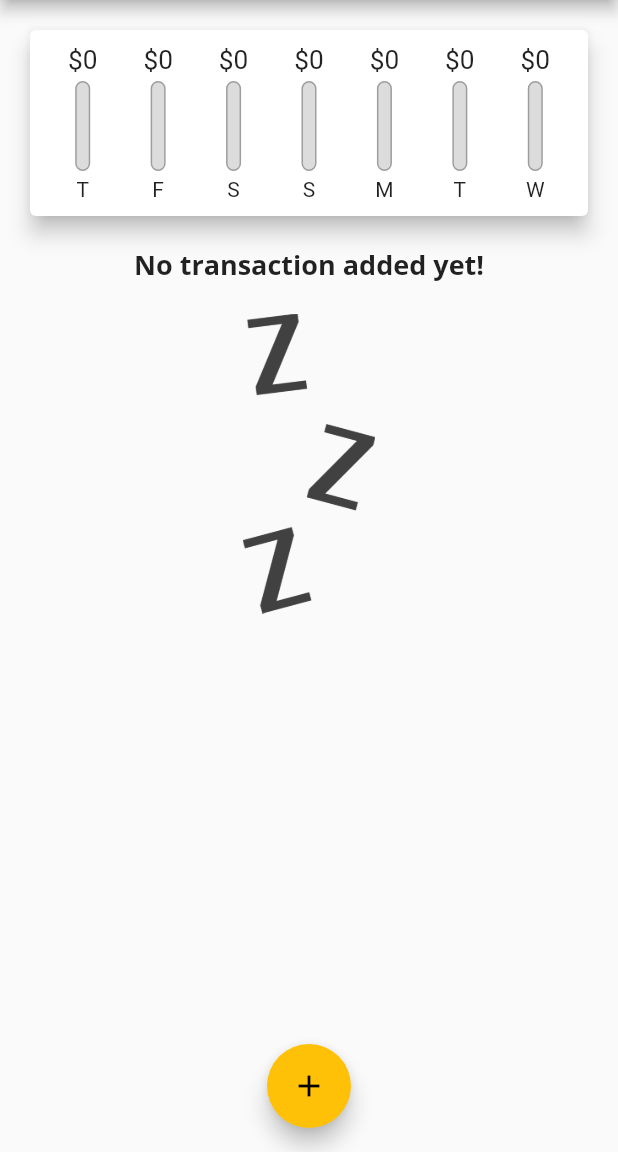
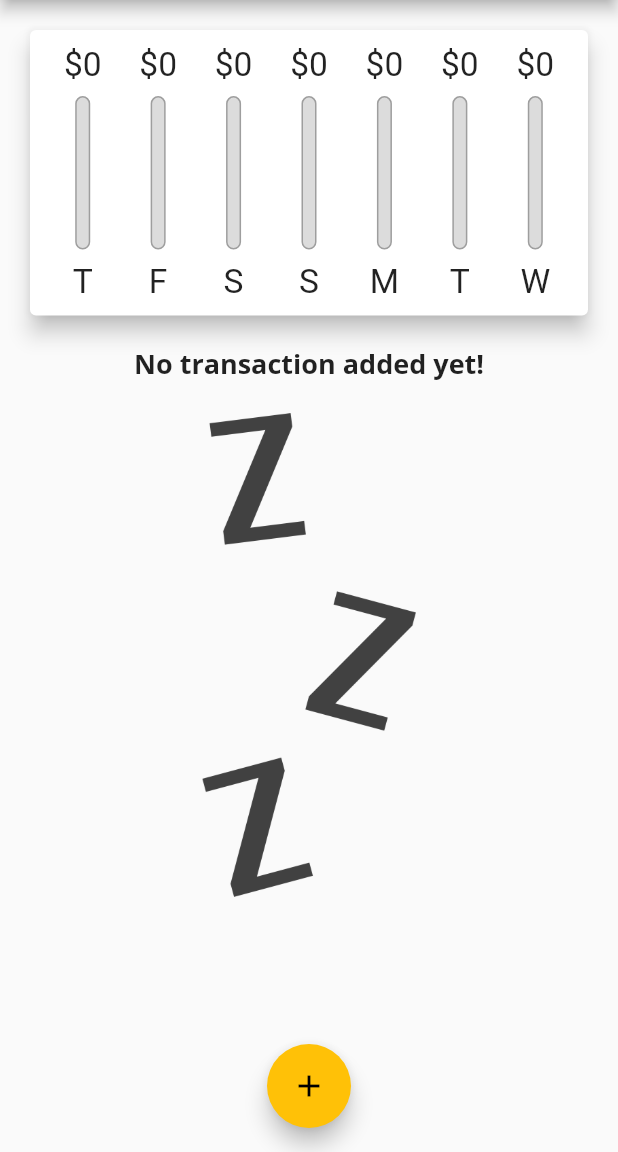
Before and after one commit to Manan1707/Expense-flutter, a Flutter app: the screen it shows after launch, on a phone screen of 412 x 824 dp, the part 84-1236 px from its top. Run offline on Flutter 3.47's test engine with Material 2 defaults, Android fonts, the phone set to English and light mode, and no system bars.

Commit message:
Updated to Responsive app.

```diff
--- a/lib/main.dart
+++ b/lib/main.dart
@@ -1,10 +1,18 @@
+import 'dart:io';
 import 'package:flutter/material.dart';
 import './widgets/transaction_list.dart';
 import './widgets/new_transaction.dart';
 import './widgets/chart.dart';
 import './models/transaction.dart';
 
-void main() => runApp(MyApp());
+void main() {
+  // WidgetsFlutterBinding.ensureInitialized();
+  // SystemChrome.setPreferredOrientations([
+  //   DeviceOrientation.portraitUp,
+  //   DeviceOrientation.portraitDown,
+  // ]);
+  runApp(MyApp());
+}
 
 class MyApp extends StatelessWidget {
   @override
@@ -58,6 +66,8 @@ class _MyHomePageState extends State<MyHomePage> {
     }).toList();
   }
 
+  bool _showChart = false;
+
   void _addNewTransaction(
       String txTitle, double txAmount, DateTime chosenDate) {
     final newTx = Transaction(
@@ -95,8 +105,9 @@ class _MyHomePageState extends State<MyHomePage> {
 
   @override
   Widget build(BuildContext context) {
-    return Scaffold(
-      appBar: AppBar(
+    final mediaQuery = MediaQuery.of(context);
+    final isLandScape = mediaQuery.orientation == Orientation.landscape;
+    final appBar = AppBar(
       title: Text(
         'Personal Expenses',
       ),
@@ -106,19 +117,63 @@ class _MyHomePageState extends State<MyHomePage> {
           icon: Icon(Icons.add),
         )
       ],
-      ),
+    );
+    final txListWidget = Container(
+      height: (mediaQuery.size.height -
+              appBar.preferredSize.height -
+              mediaQuery.padding.top) *
+          0.7,
+      child: TransactionList(_userTransactions, _deleteTransaction),
+    );
+    return Scaffold(
+      appBar: appBar,
       body: SingleChildScrollView(
         child: Column(
           // mainAxisAlignment: MainAxisAlignment.spaceAround,
           crossAxisAlignment: CrossAxisAlignment.stretch,
           children: <Widget>[
-            Chart(_recentTransaction),
-            TransactionList(_userTransactions, _deleteTransaction),
+            if (isLandScape)
+              Row(
+                mainAxisAlignment: MainAxisAlignment.center,
+                children: <Widget>[
+                  Text("Show chart"),
+                  Switch.adaptive(
+                    activeColor: Theme.of(context).accentColor,
+                    value: _showChart,
+                    onChanged: (value) {
+                      setState(() {
+                        _showChart = value;
+                      });
+                    },
+                  ),
+                ],
+              ),
+            if (!isLandScape)
+              Container(
+                height: (mediaQuery.size.height -
+                        appBar.preferredSize.height -
+                        mediaQuery.padding.top) *
+                    0.3,
+                child: Chart(_recentTransaction),
+              ),
+            if (!isLandScape) txListWidget,
+            if (isLandScape)
+              _showChart
+                  ? Container(
+                      height: (mediaQuery.size.height -
+                              appBar.preferredSize.height -
+                              mediaQuery.padding.top) *
+                          0.7,
+                      child: Chart(_recentTransaction),
+                    )
+                  : txListWidget,
           ],
         ),
       ),
       floatingActionButtonLocation: FloatingActionButtonLocation.centerFloat,
-      floatingActionButton: FloatingActionButton(
+      floatingActionButton: Platform.isIOS
+          ? Container()
+          : FloatingActionButton(
               child: Icon(Icons.add),
               onPressed: () => _startAddNewTransaction(context),
             ),
--- a/lib/widgets/chart_bar.dart
+++ b/lib/widgets/chart_bar.dart
@@ -1,4 +1,5 @@
 import 'package:flutter/material.dart';
+import 'package:flutter/rendering.dart';
 
 class ChartBar extends StatelessWidget {
   final String label;
@@ -9,19 +10,21 @@ class ChartBar extends StatelessWidget {
 
   @override
   Widget build(BuildContext context) {
+    return LayoutBuilder(
+      builder: (ctx, constraints) {
         return Column(
           children: <Widget>[
             Container(
-          height: 20,
+              height: constraints.maxHeight * 0.15,
               child: FittedBox(
                 child: Text("\$${spendingAmount.toStringAsFixed(0)}"),
               ),
             ),
             SizedBox(
-          height: 4,
+              height: constraints.maxHeight * 0.05,
             ),
             Container(
-          height: 60,
+              height: constraints.maxHeight * 0.6,
               width: 10,
               child: Stack(
                 children: <Widget>[
@@ -48,10 +51,17 @@ class ChartBar extends StatelessWidget {
               ),
             ),
             SizedBox(
-          height: 4,
+              height: constraints.maxHeight * 0.05,
             ),
-        Text(label),
+            Container(
+              height: constraints.maxHeight * 0.15,
+              child: FittedBox(
+                child: Text(label),
+              ),
+            ),
           ],
+        );
+      },
     );
   }
 }
--- a/lib/widgets/new_transaction.dart
+++ b/lib/widgets/new_transaction.dart
@@ -57,10 +57,16 @@ class _NewTransactionState extends State<NewTransaction> {
 
   @override
   Widget build(BuildContext context) {
-    return Card(
+    return SingleChildScrollView(
+      child: Card(
         elevation: 5,
         child: Container(
-        padding: EdgeInsets.all(10),
+          padding: EdgeInsets.only(
+            top: 10,
+            left: 10,
+            right: 10,
+            bottom: MediaQuery.of(context).viewInsets.bottom + 10,
+          ),
           child: Column(
             crossAxisAlignment: CrossAxisAlignment.end,
             children: <Widget>[
@@ -111,6 +117,7 @@ class _NewTransactionState extends State<NewTransaction> {
             ],
           ),
         ),
+      ),
     );
   }
 }
--- a/lib/widgets/transaction_list.dart
+++ b/lib/widgets/transaction_list.dart
@@ -10,10 +10,9 @@ class TransactionList extends StatelessWidget {
 
   @override
   Widget build(BuildContext context) {
-    return Container(
-      height: 500,
-      child: transactions.isEmpty
-          ? Column(
+    return transactions.isEmpty
+        ? LayoutBuilder(builder: (ctx, constraints) {
+            return Column(
               children: <Widget>[
                 Text(
                   "No transaction added yet!",
@@ -23,14 +22,15 @@ class TransactionList extends StatelessWidget {
                   height: 20,
                 ),
                 Container(
-                  height: 200,
+                  height: constraints.maxHeight * 0.6,
                   child: Image.asset(
                     "assets/images/waiting.png",
                     fit: BoxFit.cover,
                   ),
                 ),
               ],
-            )
+            );
+          })
         : ListView.builder(
             itemBuilder: (ctx, index) {
               // return Card(
@@ -102,7 +102,14 @@ class TransactionList extends StatelessWidget {
                   subtitle: Text(
                     DateFormat.yMMMd().format(transactions[index].date),
                   ),
-                    trailing: IconButton(
+                  trailing: MediaQuery.of(context).size.width > 460
+                      ? FlatButton.icon(
+                          icon: Icon(Icons.delete),
+                          label: Text("Delete"),
+                          textColor: Theme.of(context).errorColor,
+                          onPressed: () => deleteTx(transactions[index].id),
+                        )
+                      : IconButton(
                           icon: Icon(Icons.delete),
                           onPressed: () => deleteTx(transactions[index].id),
                           color: Theme.of(context).errorColor,
@@ -111,7 +118,6 @@ class TransactionList extends StatelessWidget {
               );
             },
             itemCount: transactions.length,
-            ),
           );
   }
 }
```
Also changed, not shown: 58 other files. Lines whose indentation alone changed are shown as unchanged.
